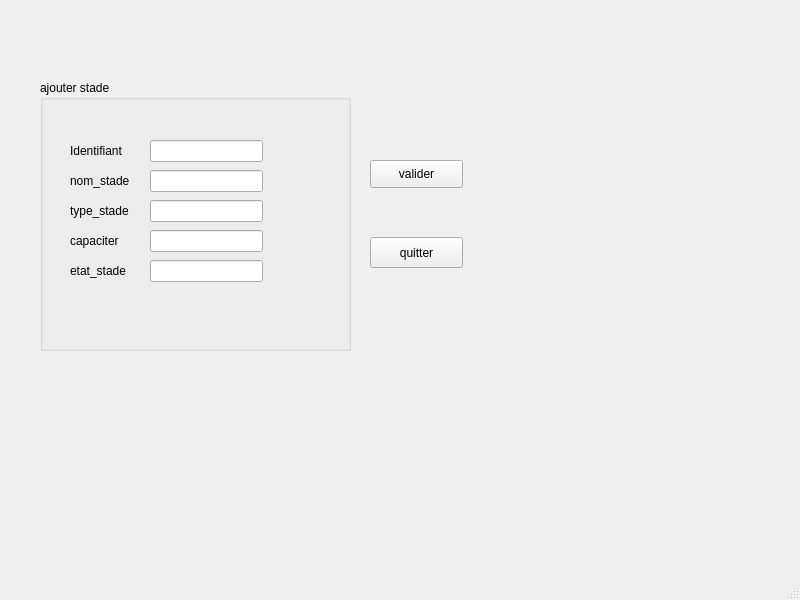
Qt form Gestion_stades/mainwindow.ui (nassim44/olymic_games_2A21) before a commit.
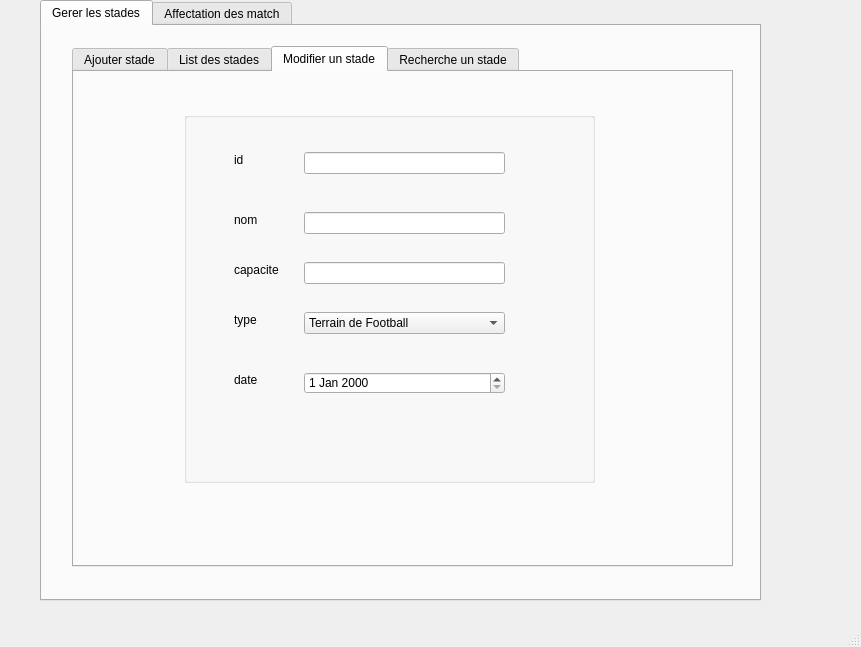
The same form after that commit. The open tabs and pages were chosen to show the change.

Commit message: commit crud gestion stade

```diff
--- a/Gestion_stades/mainwindow.ui
+++ b/Gestion_stades/mainwindow.ui
@@ -6,167 +6,717 @@
    <rect>
     <x>0</x>
     <y>0</y>
-    <width>800</width>
-    <height>600</height>
+    <width>861</width>
+    <height>647</height>
    </rect>
   </property>
   <property name="windowTitle">
    <string>gestion des stades</string>
   </property>
   <widget class="QWidget" name="centralwidget">
-   <widget class="QGroupBox" name="groupBox">
+   <widget class="QTabWidget" name="tabWidget_2">
     <property name="geometry">
      <rect>
       <x>40</x>
-      <y>80</y>
-      <width>311</width>
-      <height>271</height>
+      <y>0</y>
+      <width>721</width>
+      <height>601</height>
      </rect>
     </property>
-    <property name="title">
-     <string>ajouter stade</string>
+    <property name="currentIndex">
+     <number>0</number>
     </property>
-    <widget class="QLabel" name="label">
-     <property name="geometry">
-      <rect>
-       <x>30</x>
-       <y>60</y>
-       <width>71</width>
-       <height>21</height>
-      </rect>
-     </property>
-     <property name="text">
-      <string>Identifiant</string>
-     </property>
+    <widget class="QWidget" name="tab_5">
+     <attribute name="title">
+      <string>Gerer les stades</string>
+     </attribute>
+     <widget class="QTabWidget" name="tabWidget">
+      <property name="geometry">
+       <rect>
+        <x>30</x>
+        <y>20</y>
+        <width>661</width>
+        <height>521</height>
+       </rect>
+      </property>
+      <property name="currentIndex">
+       <number>0</number>
+      </property>
+      <widget class="QWidget" name="tab">
+       <attribute name="title">
+        <string>Ajouter stade</string>
+       </attribute>
+       <widget class="QGroupBox" name="groupBox">
+        <property name="geometry">
+         <rect>
+          <x>90</x>
+          <y>40</y>
+          <width>411</width>
+          <height>371</height>
+         </rect>
+        </property>
+        <property name="styleSheet">
+         <string notr="true">border-top-color: rgb(255, 255, 255);</string>
+        </property>
+        <property name="title">
+         <string/>
+        </property>
+        <widget class="QLabel" name="label">
+         <property name="geometry">
+          <rect>
+           <x>50</x>
+           <y>40</y>
+           <width>56</width>
+           <height>16</height>
+          </rect>
+         </property>
+         <property name="text">
+          <string>id</string>
+         </property>
+        </widget>
+        <widget class="QLabel" name="label_2">
+         <property name="geometry">
+          <rect>
+           <x>50</x>
+           <y>100</y>
+           <width>56</width>
+           <height>16</height>
+          </rect>
+         </property>
+         <property name="text">
+          <string>nom</string>
+         </property>
+        </widget>
+        <widget class="QLabel" name="label_3">
+         <property name="geometry">
+          <rect>
+           <x>50</x>
+           <y>150</y>
+           <width>56</width>
+           <height>16</height>
+          </rect>
+         </property>
+         <property name="text">
+          <string>capacite</string>
+         </property>
+        </widget>
+        <widget class="QLabel" name="label_4">
+         <property name="geometry">
+          <rect>
+           <x>50</x>
+           <y>200</y>
+           <width>56</width>
+           <height>16</height>
+          </rect>
+         </property>
+         <property name="text">
+          <string>type</string>
+         </property>
+        </widget>
+        <widget class="QLineEdit" name="lineEdit_id">
+         <property name="geometry">
+          <rect>
+           <x>120</x>
+           <y>40</y>
+           <width>201</width>
+           <height>22</height>
+          </rect>
+         </property>
+         <property name="text">
+          <string/>
+         </property>
+        </widget>
+        <widget class="QLineEdit" name="lineEdit_nom">
+         <property name="geometry">
+          <rect>
+           <x>120</x>
+           <y>100</y>
+           <width>201</width>
+           <height>22</height>
+          </rect>
+         </property>
+        </widget>
+        <widget class="QLineEdit" name="lineEdit_capacite">
+         <property name="geometry">
+          <rect>
+           <x>120</x>
+           <y>150</y>
+           <width>201</width>
+           <height>22</height>
+          </rect>
+         </property>
+         <property name="styleSheet">
+          <string notr="true">color: rgb(0, 0, 0);</string>
+         </property>
+        </widget>
+        <widget class="QPushButton" name="pb_ajouter">
+         <property name="geometry">
+          <rect>
+           <x>300</x>
+           <y>320</y>
+           <width>93</width>
+           <height>28</height>
+          </rect>
+         </property>
+         <property name="text">
+          <string>ajouter</string>
+         </property>
+        </widget>
+        <widget class="QComboBox" name="comboBox">
+         <property name="geometry">
+          <rect>
+           <x>120</x>
+           <y>200</y>
+           <width>201</width>
+           <height>22</height>
+          </rect>
+         </property>
+         <item>
+          <property name="text">
+           <string>Terrain de Football</string>
+          </property>
+         </item>
+         <item>
+          <property name="text">
+           <string>Terrain de Handball</string>
+          </property>
+         </item>
+        </widget>
+        <widget class="QLabel" name="label_5">
+         <property name="geometry">
+          <rect>
+           <x>50</x>
+           <y>260</y>
+           <width>56</width>
+           <height>16</height>
+          </rect>
+         </property>
+         <property name="text">
+          <string>date</string>
+         </property>
+        </widget>
+        <widget class="QDateEdit" name="dateEdit_date">
+         <property name="geometry">
+          <rect>
+           <x>120</x>
+           <y>260</y>
+           <width>201</width>
+           <height>22</height>
+          </rect>
+         </property>
+        </widget>
+       </widget>
+      </widget>
+      <widget class="QWidget" name="tab_2">
+       <attribute name="title">
+        <string>List des stades</string>
+       </attribute>
+       <widget class="QTableView" name="tab_stade">
+        <property name="geometry">
+         <rect>
+          <x>30</x>
+          <y>40</y>
+          <width>361</width>
+          <height>421</height>
+         </rect>
+        </property>
+       </widget>
+       <widget class="QPushButton" name="pushButton">
+        <property name="geometry">
+         <rect>
+          <x>470</x>
+          <y>50</y>
+          <width>93</width>
+          <height>28</height>
+         </rect>
+        </property>
+        <property name="text">
+         <string>Supprimer</string>
+        </property>
+       </widget>
+       <widget class="QLabel" name="label_6">
+        <property name="geometry">
+         <rect>
+          <x>440</x>
+          <y>100</y>
+          <width>31</width>
+          <height>16</height>
+         </rect>
+        </property>
+        <property name="text">
+         <string>id</string>
+        </property>
+       </widget>
+       <widget class="QLineEdit" name="lineEdit_id_supp">
+        <property name="geometry">
+         <rect>
+          <x>470</x>
+          <y>100</y>
+          <width>131</width>
+          <height>22</height>
+         </rect>
+        </property>
+        <property name="text">
+         <string/>
+        </property>
+       </widget>
+       <widget class="QCheckBox" name="checkBox">
+        <property name="geometry">
+         <rect>
+          <x>470</x>
+          <y>250</y>
+          <width>141</width>
+          <height>20</height>
+         </rect>
+        </property>
+        <property name="text">
+         <string>trier par capacité</string>
+        </property>
+       </widget>
+       <widget class="QCheckBox" name="checkBox_2">
+        <property name="geometry">
+         <rect>
+          <x>470</x>
+          <y>280</y>
+          <width>83</width>
+          <height>20</height>
+         </rect>
+        </property>
+        <property name="text">
+         <string>A-&gt;Z</string>
+        </property>
+       </widget>
+       <widget class="QLabel" name="label_7">
+        <property name="geometry">
+         <rect>
+          <x>450</x>
+          <y>210</y>
+          <width>56</width>
+          <height>16</height>
+         </rect>
+        </property>
+        <property name="text">
+         <string>Trier</string>
+        </property>
+       </widget>
+      </widget>
+      <widget class="QWidget" name="tab_3">
+       <attribute name="title">
+        <string>Modifier un stade</string>
+       </attribute>
+       <widget class="QGroupBox" name="groupBox_2">
+        <property name="geometry">
+         <rect>
+          <x>110</x>
+          <y>40</y>
+          <width>411</width>
+          <height>371</height>
+         </rect>
+        </property>
+        <property name="styleSheet">
+         <string notr="true">border-top-color: rgb(255, 255, 255);</string>
+        </property>
+        <property name="title">
+         <string/>
+        </property>
+        <widget class="QLabel" name="label_8">
+         <property name="geometry">
+          <rect>
+           <x>50</x>
+           <y>40</y>
+           <width>56</width>
+           <height>16</height>
+          </rect>
+         </property>
+         <property name="text">
+          <string>id</string>
+         </property>
+        </widget>
+        <widget class="QLabel" name="label_9">
+         <property name="geometry">
+          <rect>
+           <x>50</x>
+           <y>100</y>
+           <width>56</width>
+           <height>16</height>
+          </rect>
+         </property>
+         <property name="text">
+          <string>nom</string>
+         </property>
+        </widget>
+        <widget class="QLabel" name="label_10">
+         <property name="geometry">
+          <rect>
+           <x>50</x>
+           <y>150</y>
+           <width>56</width>
+           <height>16</height>
+          </rect>
+         </property>
+         <property name="text">
+          <string>capacite</string>
+         </property>
+        </widget>
+        <widget class="QLabel" name="label_11">
+         <property name="geometry">
+          <rect>
+           <x>50</x>
+           <y>200</y>
+           <width>56</width>
+           <height>16</height>
+          </rect>
+         </property>
+         <property name="text">
+          <string>type</string>
+         </property>
+        </widget>
+        <widget class="QLineEdit" name="lineEdit_id_2">
+         <property name="geometry">
+          <rect>
+           <x>120</x>
+           <y>40</y>
+           <width>201</width>
+           <height>22</height>
+          </rect>
+         </property>
+         <property name="text">
+          <string/>
+         </property>
+        </widget>
+        <widget class="QLineEdit" name="lineEdit_nom_2">
+         <property name="geometry">
+          <rect>
+           <x>120</x>
+           <y>100</y>
+           <width>201</width>
+           <height>22</height>
+          </rect>
+         </property>
+        </widget>
+        <widget class="QLineEdit" name="lineEdit_capacite_2">
+         <property name="geometry">
+          <rect>
+           <x>120</x>
+           <y>150</y>
+           <width>201</width>
+           <height>22</height>
+          </rect>
+         </property>
+         <property name="styleSheet">
+          <string notr="true">color: rgb(0, 0, 0);</string>
+         </property>
+        </widget>
+        <widget class="QComboBox" name="comboBox_2">
+         <property name="geometry">
+          <rect>
+           <x>120</x>
+           <y>200</y>
+           <width>201</width>
+           <height>22</height>
+          </rect>
+         </property>
+         <item>
+          <property name="text">
+           <string>Terrain de Football</string>
+          </property>
+         </item>
+         <item>
+          <property name="text">
+           <string>Terrain de Handball</string>
+          </property>
+         </item>
+        </widget>
+        <widget class="QLabel" name="label_12">
+         <property name="geometry">
+          <rect>
+           <x>50</x>
+           <y>260</y>
+           <width>56</width>
+           <height>16</height>
+          </rect>
+         </property>
+         <property name="text">
+          <string>date</string>
+         </property>
+        </widget>
+        <widget class="QDateEdit" name="dateEdit_date_2">
+         <property name="geometry">
+          <rect>
+           <x>120</x>
+           <y>260</y>
+           <width>201</width>
+           <height>22</height>
+          </rect>
+         </property>
+        </widget>
+       </widget>
+      </widget>
+      <widget class="QWidget" name="tab_4">
+       <attribute name="title">
+        <string>Recherche un stade</string>
+       </attribute>
+       <widget class="QGroupBox" name="groupBox_3">
+        <property name="geometry">
+         <rect>
+          <x>90</x>
+          <y>20</y>
+          <width>411</width>
+          <height>251</height>
+         </rect>
+        </property>
+        <property name="styleSheet">
+         <string notr="true">border-top-color: rgb(255, 255, 255);</string>
+        </property>
+        <property name="title">
+         <string/>
+        </property>
+        <widget class="QLabel" name="label_13">
+         <property name="geometry">
+          <rect>
+           <x>50</x>
+           <y>50</y>
+           <width>31</width>
+           <height>16</height>
+          </rect>
+         </property>
+         <property name="text">
+          <string>id</string>
+         </property>
+        </widget>
+        <widget class="QLabel" name="label_14">
+         <property name="geometry">
+          <rect>
+           <x>50</x>
+           <y>100</y>
+           <width>56</width>
+           <height>16</height>
+          </rect>
+         </property>
+         <property name="text">
+          <string>nom</string>
+         </property>
+        </widget>
+        <widget class="QLabel" name="label_15">
+         <property name="geometry">
+          <rect>
+           <x>50</x>
+           <y>150</y>
+           <width>56</width>
+           <height>16</height>
+          </rect>
+         </property>
+         <property name="text">
+          <string>capacite</string>
+         </property>
+        </widget>
+        <widget class="QLineEdit" name="lineEdit_id_3">
+         <property name="geometry">
+          <rect>
+           <x>100</x>
+           <y>50</y>
+           <width>141</width>
+           <height>22</height>
+          </rect>
+         </property>
+         <property name="text">
+          <string/>
+         </property>
+        </widget>
+        <widget class="QLineEdit" name="lineEdit_nom_3">
+         <property name="geometry">
+          <rect>
+           <x>100</x>
+           <y>100</y>
+           <width>141</width>
+           <height>22</height>
+          </rect>
+         </property>
+        </widget>
+        <widget class="QLineEdit" name="lineEdit_capacite_3">
+         <property name="geometry">
+          <rect>
+           <x>100</x>
+           <y>150</y>
+           <width>141</width>
+           <height>22</height>
+          </rect>
+         </property>
+         <property name="styleSheet">
+          <string notr="true">color: rgb(0, 0, 0);</string>
+         </property>
+        </widget>
+        <widget class="QPushButton" name="pushButton_2">
+         <property name="geometry">
+          <rect>
+           <x>260</x>
+           <y>50</y>
+           <width>141</width>
+           <height>28</height>
+          </rect>
+         </property>
+         <property name="text">
+          <string>Recherche par id</string>
+         </property>
+        </widget>
+        <widget class="QPushButton" name="pushButton_3">
+         <property name="geometry">
+          <rect>
+           <x>260</x>
+           <y>150</y>
+           <width>141</width>
+           <height>28</height>
+          </rect>
+         </property>
+         <property name="text">
+          <string>Recherche par capacite</string>
+         </property>
+        </widget>
+        <widget class="QPushButton" name="pushButton_4">
+         <property name="geometry">
+          <rect>
+           <x>260</x>
+           <y>100</y>
+           <width>141</width>
+           <height>28</height>
+          </rect>
+         </property>
+         <property name="text">
+          <string>Recherche par nom</string>
+         </property>
+        </widget>
+       </widget>
+       <widget class="QTableView" name="tableView">
+        <property name="geometry">
+         <rect>
+          <x>40</x>
+          <y>290</y>
+          <width>571</width>
+          <height>192</height>
+         </rect>
+        </property>
+       </widget>
+      </widget>
+     </widget>
     </widget>
-    <widget class="QLabel" name="label_2">
-     <property name="geometry">
-      <rect>
-       <x>30</x>
-       <y>90</y>
-       <width>71</width>
-       <height>21</height>
-      </rect>
-     </property>
-     <property name="text">
-      <string>nom_stade</string>
-     </property>
+    <widget class="QWidget" name="tab_6">
+     <attribute name="title">
+      <string>Affectation des match</string>
+     </attribute>
+     <widget class="QTabWidget" name="tabWidget_3">
+      <property name="geometry">
+       <rect>
+        <x>100</x>
+        <y>50</y>
+        <width>481</width>
+        <height>471</height>
+       </rect>
+      </property>
+      <widget class="QWidget" name="tab_8">
+       <attribute name="title">
+        <string>Match</string>
+       </attribute>
+       <widget class="QLabel" name="label_16">
+        <property name="geometry">
+         <rect>
+          <x>40</x>
+          <y>100</y>
+          <width>91</width>
+          <height>20</height>
+         </rect>
+        </property>
+        <property name="text">
+         <string>Type de match</string>
+        </property>
+       </widget>
+       <widget class="QLineEdit" name="lineEdit_id_4">
+        <property name="geometry">
+         <rect>
+          <x>190</x>
+          <y>100</y>
+          <width>161</width>
+          <height>22</height>
+         </rect>
+        </property>
+        <property name="text">
+         <string/>
+        </property>
+       </widget>
+       <widget class="QDateTimeEdit" name="dateTimeEdit">
+        <property name="geometry">
+         <rect>
+          <x>190</x>
+          <y>140</y>
+          <width>194</width>
+          <height>22</height>
+         </rect>
+        </property>
+       </widget>
+       <widget class="QLabel" name="label_17">
+        <property name="geometry">
+         <rect>
+          <x>40</x>
+          <y>150</y>
+          <width>91</width>
+          <height>20</height>
+         </rect>
+        </property>
+        <property name="text">
+         <string>date de match</string>
+        </property>
+       </widget>
+       <widget class="QTableView" name="tableView_2">
+        <property name="geometry">
+         <rect>
+          <x>30</x>
+          <y>230</y>
+          <width>256</width>
+          <height>192</height>
+         </rect>
+        </property>
+       </widget>
+       <widget class="QPushButton" name="pushButton_5">
+        <property name="geometry">
+         <rect>
+          <x>310</x>
+          <y>290</y>
+          <width>131</width>
+          <height>28</height>
+         </rect>
+        </property>
+        <property name="text">
+         <string>Prediction de resultat</string>
+        </property>
+       </widget>
+       <widget class="QLineEdit" name="lineEdit_id_5">
+        <property name="geometry">
+         <rect>
+          <x>190</x>
+          <y>60</y>
+          <width>161</width>
+          <height>22</height>
+         </rect>
+        </property>
+        <property name="text">
+         <string/>
+        </property>
+       </widget>
+       <widget class="QLabel" name="label_18">
+        <property name="geometry">
+         <rect>
+          <x>40</x>
+          <y>60</y>
+          <width>141</width>
+          <height>20</height>
+         </rect>
+        </property>
+        <property name="text">
+         <string>nom de l'equipe/athlete</string>
+        </property>
+       </widget>
+      </widget>
+     </widget>
     </widget>
-    <widget class="QLabel" name="label_3">
-     <property name="geometry">
-      <rect>
-       <x>30</x>
-       <y>120</y>
-       <width>71</width>
-       <height>21</height>
-      </rect>
-     </property>
-     <property name="text">
-      <string>type_stade</string>
-     </property>
-    </widget>
-    <widget class="QLabel" name="label_4">
-     <property name="geometry">
-      <rect>
-       <x>30</x>
-       <y>150</y>
-       <width>56</width>
-       <height>21</height>
-      </rect>
-     </property>
-     <property name="text">
-      <string>capaciter</string>
-     </property>
-    </widget>
-    <widget class="QLabel" name="label_5">
-     <property name="geometry">
-      <rect>
-       <x>30</x>
-       <y>180</y>
-       <width>61</width>
-       <height>21</height>
-      </rect>
-     </property>
-     <property name="text">
-      <string>etat_stade</string>
-     </property>
-    </widget>
-    <widget class="QLineEdit" name="lineEdit_id">
-     <property name="geometry">
-      <rect>
-       <x>110</x>
-       <y>60</y>
-       <width>113</width>
-       <height>22</height>
-      </rect>
-     </property>
-    </widget>
-    <widget class="QLineEdit" name="lineEdit_nom">
-     <property name="geometry">
-      <rect>
-       <x>110</x>
-       <y>90</y>
-       <width>113</width>
-       <height>22</height>
-      </rect>
-     </property>
-    </widget>
-    <widget class="QLineEdit" name="lineEdit_type">
-     <property name="geometry">
-      <rect>
-       <x>110</x>
-       <y>120</y>
-       <width>113</width>
-       <height>22</height>
-      </rect>
-     </property>
-    </widget>
-    <widget class="QLineEdit" name="lineEdit_cap">
-     <property name="geometry">
-      <rect>
-       <x>110</x>
-       <y>150</y>
-       <width>113</width>
-       <height>22</height>
-      </rect>
-     </property>
-    </widget>
-    <widget class="QLineEdit" name="lineEdit_etat">
-     <property name="geometry">
-      <rect>
-       <x>110</x>
-       <y>180</y>
-       <width>113</width>
-       <height>22</height>
-      </rect>
-     </property>
-    </widget>
-   </widget>
-   <widget class="QPushButton" name="pushButton">
-    <property name="geometry">
-     <rect>
-      <x>370</x>
-      <y>160</y>
-      <width>93</width>
-      <height>28</height>
-     </rect>
-    </property>
-    <property name="text">
-     <string>valider</string>
-    </property>
-   </widget>
-   <widget class="QPushButton" name="pushButton_2">
-    <property name="geometry">
-     <rect>
-      <x>370</x>
-      <y>237</y>
-      <width>93</width>
-      <height>31</height>
-     </rect>
-    </property>
-    <property name="text">
-     <string>quitter</string>
-    </property>
    </widget>
   </widget>
   <widget class="QMenuBar" name="menubar">
```
Left out of the diff: 4 changed lines with no effect on the pictures. The commit also changes 13 other files.
